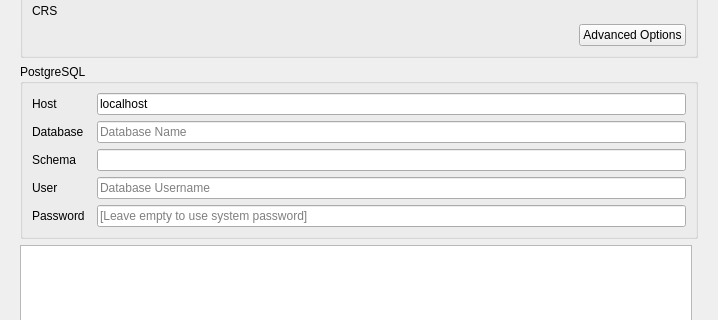
First picture: the form in projectgenerator/ui/generate_project.ui, repository opengisch/QgisModelBaker, before the edit; both pictures show x 0 to 718 and y 107 to 427 of the 718 by 674 pixel window.
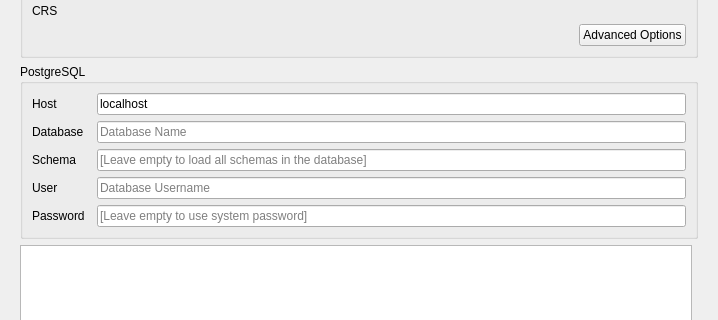
Second picture: the form after the edit. Custom widgets are drawn as their Qt base class.

Commit message: More placeholder texts

Patch:
```diff
--- a/projectgenerator/ui/generate_project.ui
+++ b/projectgenerator/ui/generate_project.ui
@@ -53,7 +53,11 @@
            </widget>
           </item>
           <item row="4" column="2">
-           <widget class="QLineEdit" name="pg_schema_line_edit"/>
+           <widget class="QLineEdit" name="pg_schema_line_edit">
+            <property name="placeholderText">
+             <string>[Leave empty to load all schemas in the database]</string>
+            </property>
+           </widget>
           </item>
           <item row="4" column="0">
            <widget class="QLabel" name="label_3">
```
Left out of the diff: 3 changed lines with no effect on the pictures.
